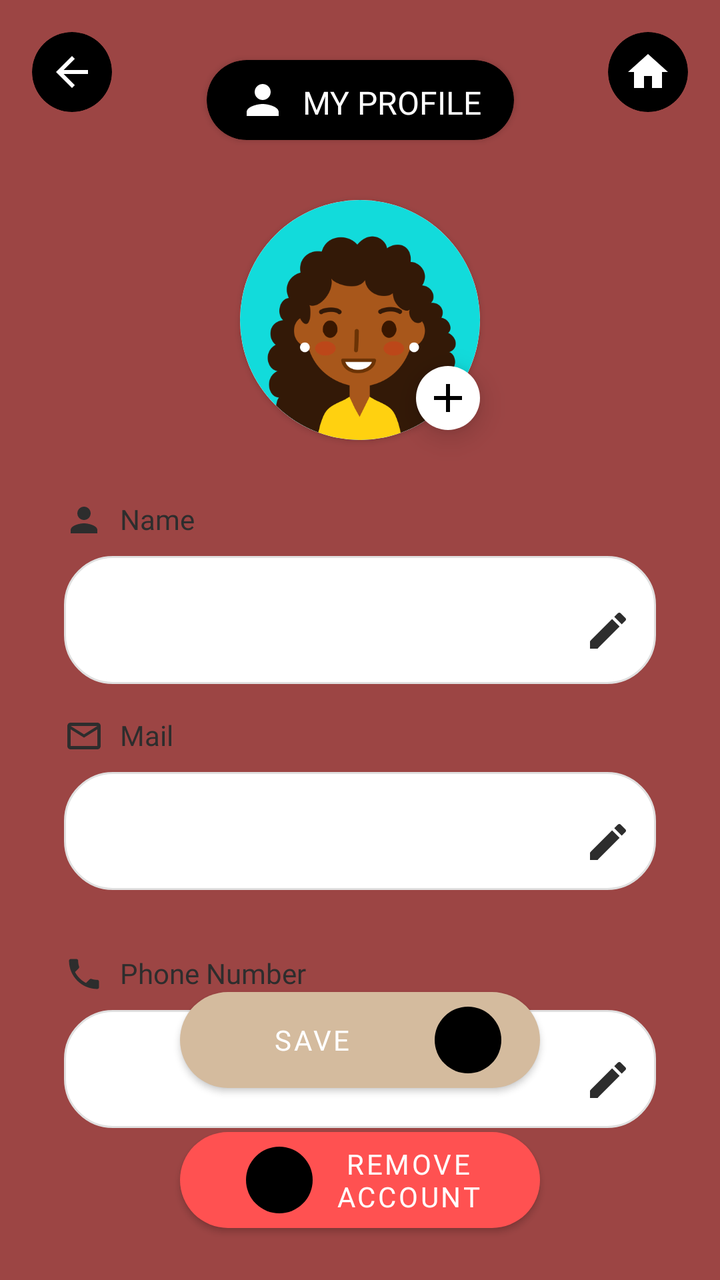
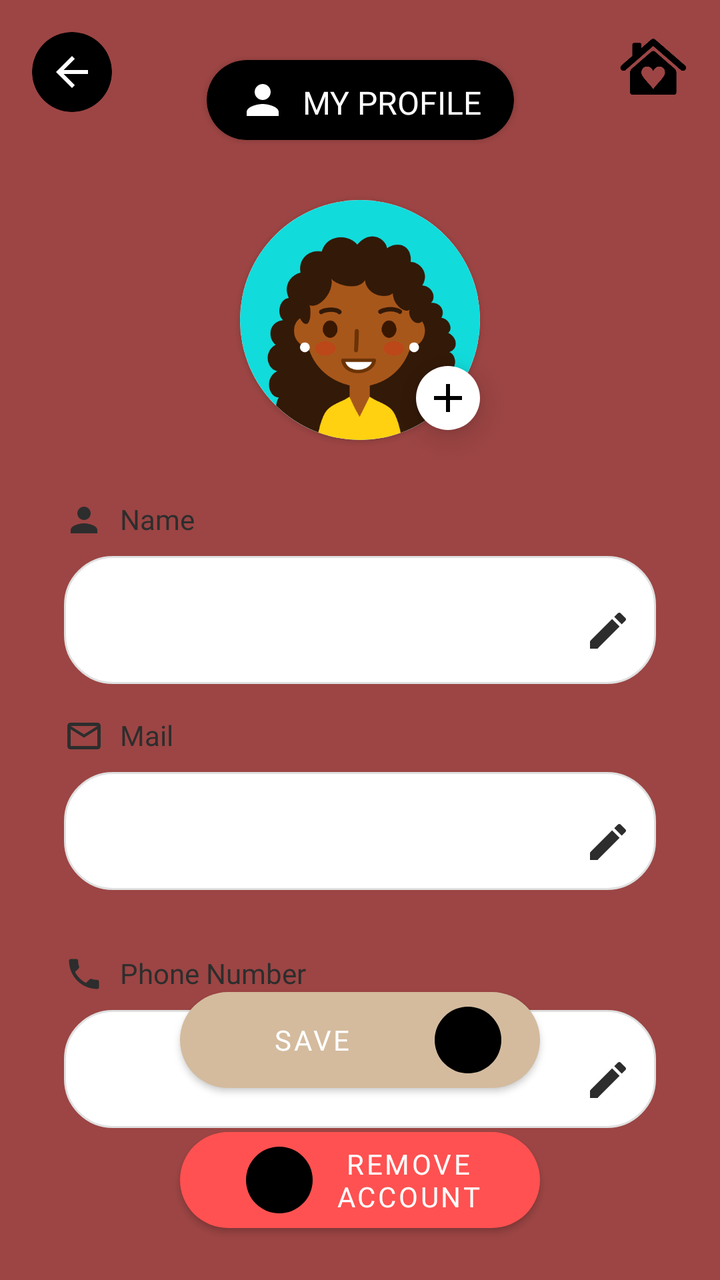

Two renders of the same Android screen: before a commit and after it. Below are the layout's source before the change and the commit's diff.
<!-- AndroidManifest.xml: application theme Theme.SafeHer -->
<!-- res/layout/fragment_profile.xml -->
<?xml version="1.0" encoding="utf-8"?>
<androidx.constraintlayout.widget.ConstraintLayout xmlns:android="http://schemas.android.com/apk/res/android"
    xmlns:app="http://schemas.android.com/apk/res-auto"
    xmlns:tools="http://schemas.android.com/tools"
    android:layout_width="match_parent"
    android:layout_height="match_parent"
    android:background="@color/red_background">

    
    <androidx.cardview.widget.CardView
        android:id="@+id/backButtonCard"
        android:layout_width="40dp"
        android:layout_height="40dp"
        android:layout_marginStart="16dp"
        android:layout_marginTop="16dp"
        app:cardBackgroundColor="#000000"
        app:cardCornerRadius="20dp"
        app:cardElevation="0dp"
        app:layout_constraintStart_toStartOf="parent"
        app:layout_constraintTop_toTopOf="parent">

        <ImageView
            android:id="@+id/backButton"
            android:layout_width="24dp"
            android:layout_height="24dp"
            android:layout_gravity="center"
            android:contentDescription="Back"
            android:src="@drawable/ic_back"
            app:tint="#FFFFFF" />
    </androidx.cardview.widget.CardView>

    <androidx.cardview.widget.CardView
        android:id="@+id/homeButtonCard"
        android:layout_width="40dp"
        android:layout_height="40dp"
        android:layout_marginTop="16dp"
        android:layout_marginEnd="16dp"
        app:cardBackgroundColor="#000000"
        app:cardCornerRadius="20dp"
        app:cardElevation="0dp"
        app:layout_constraintEnd_toEndOf="parent"
        app:layout_constraintTop_toTopOf="parent">

        <ImageView
            android:id="@+id/homeButton"
            android:layout_width="24dp"
            android:layout_height="24dp"
            android:layout_gravity="center"
            android:contentDescription="Home"
            android:src="@drawable/ic_home"
            app:tint="#FFFFFF" />
    </androidx.cardview.widget.CardView>

    
    <androidx.cardview.widget.CardView
        android:id="@+id/profileTitleCard"
        android:layout_width="wrap_content"
        android:layout_height="wrap_content"
        android:layout_marginTop="30dp"
        app:cardBackgroundColor="#000000"
        app:cardCornerRadius="20dp"
        app:layout_constraintEnd_toEndOf="parent"
        app:layout_constraintStart_toStartOf="parent"
        app:layout_constraintTop_toTopOf="parent">

        <androidx.constraintlayout.widget.ConstraintLayout
            android:layout_width="wrap_content"
            android:layout_height="wrap_content"
            android:paddingHorizontal="16dp"
            android:paddingVertical="8dp">

            <ImageView
                android:id="@+id/profileIcon"
                android:layout_width="24dp"
                android:layout_height="24dp"
                android:layout_marginEnd="8dp"
                android:src="@drawable/ic_profile"
                app:layout_constraintBottom_toBottomOf="parent"
                app:layout_constraintStart_toStartOf="parent"
                app:layout_constraintTop_toTopOf="parent"
                app:tint="#FFFFFF" />

            <TextView
                android:layout_width="wrap_content"
                android:layout_height="wrap_content"
                android:layout_marginStart="8dp"
                android:fontFamily="@font/poppins_medium"
                android:text="MY PROFILE"
                android:textColor="#FFFFFF"
                android:textSize="16sp"
                app:layout_constraintBottom_toBottomOf="parent"
                app:layout_constraintEnd_toEndOf="parent"
                app:layout_constraintHorizontal_bias="0.0"
                app:layout_constraintStart_toEndOf="@id/profileIcon"
                app:layout_constraintTop_toTopOf="parent"
                app:layout_constraintVertical_bias="1.0" />
        </androidx.constraintlayout.widget.ConstraintLayout>
    </androidx.cardview.widget.CardView>

    
    <androidx.cardview.widget.CardView
        android:id="@+id/cvProfile"
        android:layout_width="120dp"
        android:layout_height="120dp"
        android:layout_marginTop="30dp"
        app:cardCornerRadius="80dp"
        app:layout_constraintTop_toBottomOf="@id/profileTitleCard"
        app:layout_constraintStart_toStartOf="parent"
        app:layout_constraintEnd_toEndOf="parent">

        <androidx.appcompat.widget.AppCompatImageView
            android:id="@+id/ivProfile"
            android:layout_width="match_parent"
            android:layout_height="match_parent"
            android:background="@color/white"
            android:scaleType="centerCrop"
            android:src="@drawable/profile"/>
    </androidx.cardview.widget.CardView>

    <androidx.appcompat.widget.AppCompatImageButton
        android:id="@+id/btnAddPhoto"
        android:layout_width="32dp"
        android:layout_height="32dp"
        android:background="@drawable/circle_background"
        android:src="@drawable/ic_add"
        android:tint="@color/black"
        android:padding="4dp"
        android:elevation="8dp"
        android:contentDescription="Add profile photo"
        app:layout_constraintBottom_toBottomOf="@id/cvProfile"
        app:layout_constraintEnd_toEndOf="@id/cvProfile"
        android:translationY="-5dp"/>

    
    <LinearLayout
        android:id="@+id/form_fields_container"
        android:layout_width="match_parent"
        android:layout_height="wrap_content"
        android:layout_marginHorizontal="32dp"
        android:layout_marginTop="30dp"
        android:orientation="vertical"
        app:layout_constraintTop_toBottomOf="@id/cvProfile">

        
        <LinearLayout
            android:layout_width="match_parent"
            android:layout_height="wrap_content"
            android:orientation="vertical"
            android:layout_marginBottom="16dp">

            <LinearLayout
                android:layout_width="wrap_content"
                android:layout_height="wrap_content"
                android:orientation="horizontal"
                android:layout_marginBottom="8dp">

                <ImageView
                    android:layout_width="20dp"
                    android:layout_height="20dp"
                    android:src="@drawable/ic_person"
                    app:tint="#2D2D2D" />

                <TextView
                    android:layout_width="wrap_content"
                    android:layout_height="wrap_content"
                    android:layout_marginStart="8dp"
                    android:fontFamily="@font/poppins_medium"
                    android:text="Name"
                    android:textColor="#2D2D2D"
                    android:textSize="14sp" />
            </LinearLayout>

            <com.google.android.material.textfield.TextInputLayout
                android:id="@+id/nameInputLayout"
                style="@style/Widget.MaterialComponents.TextInputLayout.OutlinedBox"
                android:layout_width="match_parent"
                android:layout_height="wrap_content"
                android:background="@drawable/rounded_edittext_bg"
                app:boxBackgroundMode="none"
                app:endIconDrawable="@drawable/ic_edit"
                app:endIconMode="custom"
                app:endIconTint="#2D2D2D">

                <com.google.android.material.textfield.TextInputEditText
                    android:id="@+id/nameEditText"
                    android:layout_width="match_parent"
                    android:layout_height="match_parent"
                    android:background="@null"
                    android:fontFamily="@font/poppins_regular"
                    android:inputType="textPersonName"
                    android:paddingHorizontal="16dp"
                    android:textColor="#2D2D2D"
                    android:textSize="14sp" />
            </com.google.android.material.textfield.TextInputLayout>
        </LinearLayout>

        
        <LinearLayout
            android:layout_width="match_parent"
            android:layout_height="wrap_content"
            android:orientation="vertical"
            android:layout_marginBottom="16dp">

            <LinearLayout
                android:layout_width="wrap_content"
                android:layout_height="wrap_content"
                android:orientation="horizontal"
                android:layout_marginBottom="8dp">

                <ImageView
                    android:layout_width="20dp"
                    android:layout_height="20dp"
                    android:src="@drawable/ic_email"
                    app:tint="#2D2D2D" />

                <TextView
                    android:layout_width="wrap_content"
                    android:layout_height="wrap_content"
                    android:layout_marginStart="8dp"
                    android:fontFamily="@font/poppins_medium"
                    android:text="Mail"
                    android:textColor="#2D2D2D"
                    android:textSize="14sp" />
            </LinearLayout>

            <com.google.android.material.textfield.TextInputLayout
                android:id="@+id/emailInputLayout"
                style="@style/Widget.MaterialComponents.TextInputLayout.OutlinedBox"
                android:layout_width="match_parent"
                android:layout_height="wrap_content"
                android:background="@drawable/rounded_edittext_bg"
                app:boxBackgroundMode="none"
                app:endIconDrawable="@drawable/ic_edit"
                app:endIconMode="custom"
                app:endIconTint="#2D2D2D">

                <com.google.android.material.textfield.TextInputEditText
                    android:id="@+id/emailEditText"
                    android:layout_width="match_parent"
                    android:layout_height="48dp"
                    android:background="@null"
                    android:fontFamily="@font/poppins_regular"
                    android:inputType="textEmailAddress"
                    android:paddingHorizontal="16dp"
                    android:textColor="#2D2D2D"
                    android:textSize="14sp" />
            </com.google.android.material.textfield.TextInputLayout>
        </LinearLayout>

        
        <LinearLayout
            android:layout_width="match_parent"
            android:layout_height="wrap_content"
            android:orientation="vertical"
            android:layout_marginBottom="16dp">
        </LinearLayout>

        
        <LinearLayout
            android:layout_width="match_parent"
            android:layout_height="wrap_content"
            android:orientation="vertical"
            android:layout_marginBottom="16dp">

            <LinearLayout
                android:layout_width="wrap_content"
                android:layout_height="wrap_content"
                android:orientation="horizontal"
                android:layout_marginBottom="8dp">

                <ImageView
                    android:layout_width="20dp"
                    android:layout_height="20dp"
                    android:src="@drawable/ic_phone"
                    app:tint="#2D2D2D" />

                <TextView
                    android:layout_width="wrap_content"
                    android:layout_height="wrap_content"
                    android:layout_marginStart="8dp"
                    android:fontFamily="@font/poppins_medium"
                    android:text="Phone Number"
                    android:textColor="#2D2D2D"
                    android:textSize="14sp" />
            </LinearLayout>

            <com.google.android.material.textfield.TextInputLayout
                android:id="@+id/phoneInputLayout"
                style="@style/Widget.MaterialComponents.TextInputLayout.OutlinedBox"
                android:layout_width="match_parent"
                android:layout_height="wrap_content"
                android:background="@drawable/rounded_edittext_bg"
                app:boxBackgroundMode="none"
                app:endIconDrawable="@drawable/ic_edit"
                app:endIconMode="custom"
                app:endIconTint="#2D2D2D">

                <com.google.android.material.textfield.TextInputEditText
                    android:id="@+id/phoneEditText"
                    android:layout_width="match_parent"
                    android:layout_height="48dp"
                    android:background="@null"
                    android:fontFamily="@font/poppins_regular"
                    android:inputType="phone"
                    android:paddingHorizontal="16dp"
                    android:textColor="#2D2D2D"
                    android:textSize="14sp" />
            </com.google.android.material.textfield.TextInputLayout>
        </LinearLayout>
    </LinearLayout>

    
    <com.google.android.material.button.MaterialButton
        android:id="@+id/removeAccountButton"
        android:layout_width="0dp"
        android:layout_height="wrap_content"
        android:layout_marginHorizontal="90dp"
        android:layout_marginBottom="20dp"
        android:fontFamily="@font/poppins_medium"
        android:text="Remove Account"
        android:textColor="#FFFFFF"
        app:backgroundTint="#FF5151"
        app:cornerRadius="24dp"
        app:icon="@drawable/ic_delete"
        app:iconGravity="textStart"
        app:layout_constraintBottom_toBottomOf="parent"
        app:layout_constraintEnd_toEndOf="parent"
        app:layout_constraintStart_toStartOf="parent" />

    
    <com.google.android.material.button.MaterialButton
        android:id="@+id/saveButton"
        android:layout_width="0dp"
        android:layout_height="wrap_content"
        android:layout_marginHorizontal="90dp"
        android:layout_marginBottom="10dp"
        app:cornerRadius="24dp"
        android:textColor="#FFFFFF"
        app:backgroundTint="@color/button_gold"
        android:fontFamily="@font/poppins_medium"
        android:text="Save"
        app:icon="@drawable/ic_heart"
        app:iconGravity="end"
        app:layout_constraintBottom_toTopOf="@id/removeAccountButton"
        app:layout_constraintEnd_toEndOf="parent"
        app:layout_constraintStart_toStartOf="parent" />

</androidx.constraintlayout.widget.ConstraintLayout>
<!-- resources referenced by this layout -->
<resources>
  <color name="black">#FF000000</color>
  <color name="button_gold">#d4bb9e</color>
  <color name="red_background">#9c4544</color>
  <color name="white">#FBFBFB</color>
  <!-- drawable circle_background (drawable) -->
  <?xml version="1.0" encoding="utf-8"?>
  <shape xmlns:android="http://schemas.android.com/apk/res/android"
      android:shape="oval">
      <solid android:color="@android:color/white"/>
  </shape>
  <!-- drawable ic_add (drawable) -->
  <?xml version="1.0" encoding="utf-8"?>
  <vector xmlns:android="http://schemas.android.com/apk/res/android"
      android:width="24dp"
      android:height="24dp"
      android:viewportWidth="24"
      android:viewportHeight="24"
      android:tint="?attr/colorControlNormal">
      <path
          android:fillColor="@android:color/white"
          android:pathData="M19,13h-6v6h-2v-6H5v-2h6V5h2v6h6v2z"/>
  </vector>
  <!-- drawable ic_back (drawable) -->
  <?xml version="1.0" encoding="utf-8"?>
  <vector xmlns:android="http://schemas.android.com/apk/res/android"
      android:width="24dp"
      android:height="24dp"
      android:viewportWidth="24"
      android:viewportHeight="24">
      <path
          android:fillColor="#000000"
          android:pathData="M20,11H7.83l5.59,-5.59L12,4l-8,8 8,8 1.41,-1.41L7.83,13H20v-2z"/>
  </vector>
  <!-- drawable ic_email (drawable) -->
  <?xml version="1.0" encoding="utf-8"?>
  <vector xmlns:android="http://schemas.android.com/apk/res/android"
      android:width="24dp"
      android:height="24dp"
      android:viewportWidth="24"
      android:viewportHeight="24">
      <path
          android:fillColor="#000000"
          android:pathData="M20,4H4C2.89,4 2.01,4.89 2.01,6L2,18C2,19.11 2.89,20 4,20H20c1.11,0 2,-0.89 2,-2V6C22,4.89 21.11,4 20,4zM20,6l-8,5L4,6h16zM4,18V8l8,5 8,-5v10H4z" />
  </vector>
  <!-- drawable ic_home (drawable) -->
  <vector xmlns:android="http://schemas.android.com/apk/res/android" android:height="24dp" android:tint="#000000" android:viewportHeight="24" android:viewportWidth="24" android:width="24dp">
  
      <path android:fillColor="@android:color/white" android:pathData="M10,20v-6h4v6h5v-8h3L12,3 2,12h3v8z"/>
  
  </vector>
  <!-- drawable ic_person (drawable) -->
  <?xml version="1.0" encoding="utf-8"?>
  <vector xmlns:android="http://schemas.android.com/apk/res/android"
      android:width="24dp"
      android:height="24dp"
      android:viewportWidth="24"
      android:viewportHeight="24">
      <path
          android:fillColor="#FFFFFF"
          android:pathData="M12,12c2.21,0 4,-1.79 4,-4s-1.79,-4 -4,-4 -4,1.79 -4,4 1.79,4 4,4zM12,14c-2.67,0 -8,1.34 -8,4v2h16v-2c0,-2.66 -5.33,-4 -8,-4z"/>
  </vector>
  <!-- drawable ic_profile (drawable) -->
  <vector xmlns:android="http://schemas.android.com/apk/res/android" android:height="24dp" android:tint="#000000" android:viewportHeight="24" android:viewportWidth="24" android:width="24dp">
        
      <path android:fillColor="@android:color/white" android:pathData="M12,12c2.21,0 4,-1.79 4,-4s-1.79,-4 -4,-4 -4,1.79 -4,4 1.79,4 4,4zM12,14c-2.67,0 -8,1.34 -8,4v2h16v-2c0,-2.66 -5.33,-4 -8,-4z"/>
      
  </vector>
  <!-- drawable rounded_edittext_bg (drawable) -->
  <?xml version="1.0" encoding="utf-8"?>
  <shape xmlns:android="http://schemas.android.com/apk/res/android">
      <solid android:color="#FFFFFF" />
      <corners android:radius="24dp" />
      <stroke android:width="1dp" android:color="#E0E0E0" />
  </shape>
  <style name="Theme.SafeHer" parent="Base.Theme.SafeHer" />
  <style name="Base.Theme.SafeHer" parent="Theme.MaterialComponents.NoActionBar">
          
          
      </style>
  <!-- unchanged entries left out for length: 5 -->
</resources>

<!-- the commit's change to res/layout/fragment_profile.xml (unified diff, before → after) -->
@@ -29,27 +29,18 @@
             app:tint="#FFFFFF" />
     </androidx.cardview.widget.CardView>
 
-    <androidx.cardview.widget.CardView
-        android:id="@+id/homeButtonCard"
-        android:layout_width="40dp"
-        android:layout_height="40dp"
+    <ImageView
+        android:id="@+id/homeButton"
+        android:layout_width="35dp"
+        android:layout_height="35dp"
+        android:layout_gravity="center"
         android:layout_marginTop="16dp"
         android:layout_marginEnd="16dp"
-        app:cardBackgroundColor="#000000"
-        app:cardCornerRadius="20dp"
-        app:cardElevation="0dp"
         app:layout_constraintEnd_toEndOf="parent"
-        app:layout_constraintTop_toTopOf="parent">
-
-        <ImageView
-            android:id="@+id/homeButton"
-            android:layout_width="24dp"
-            android:layout_height="24dp"
-            android:layout_gravity="center"
-            android:contentDescription="Home"
-            android:src="@drawable/ic_home"
-            app:tint="#FFFFFF" />
-    </androidx.cardview.widget.CardView>
+        app:layout_constraintTop_toTopOf="parent"
+        android:contentDescription="Home"
+        android:src="@drawable/ic_home"
+        app:tint="@color/black" />
 
     
     <androidx.cardview.widget.CardView
<!-- resource entries referenced after the edit -->
@@ -44,12 +44,7 @@
           android:fillColor="#000000"
           android:pathData="M20,4H4C2.89,4 2.01,4.89 2.01,6L2,18C2,19.11 2.89,20 4,20H20c1.11,0 2,-0.89 2,-2V6C22,4.89 21.11,4 20,4zM20,6l-8,5L4,6h16zM4,18V8l8,5 8,-5v10H4z" />
   </vector>
-  <!-- drawable ic_home (drawable) -->
-  <vector xmlns:android="http://schemas.android.com/apk/res/android" android:height="24dp" android:tint="#000000" android:viewportHeight="24" android:viewportWidth="24" android:width="24dp">
-  
-      <path android:fillColor="@android:color/white" android:pathData="M10,20v-6h4v6h5v-8h3L12,3 2,12h3v8z"/>
-  
-  </vector>
+  <!-- drawable ic_home: png bitmap (drawable, 36408 bytes) -->
   <!-- drawable ic_person (drawable) -->
   <?xml version="1.0" encoding="utf-8"?>
   <vector xmlns:android="http://schemas.android.com/apk/res/android"
